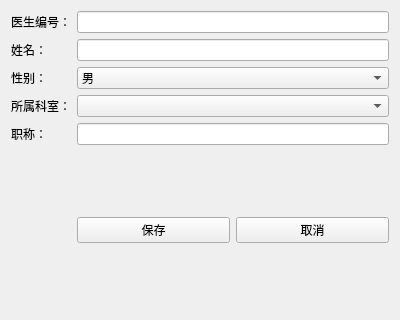
This is Lab4/doctoreditview.ui in WDK688/QtCourse as Qt 5 draws it before an edit. The edited form follows.
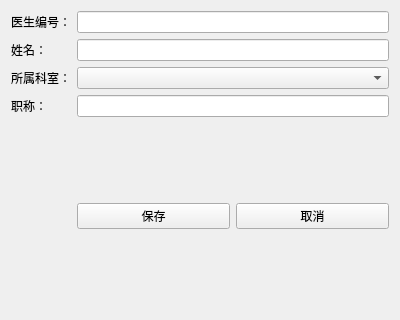
This is the edited form. Icons and pictures are not drawn.

The edit to the form file:
```diff
--- a/Lab4/doctoreditview.ui
+++ b/Lab4/doctoreditview.ui
@@ -14,43 +14,16 @@
    <string>编辑医生信息</string>
   </property>
   <layout class="QGridLayout" name="gridLayout">
-   <item row="4" column="1">
-    <widget class="QLineEdit" name="dbEditTitle"/>
+   <item row="1" column="1">
+    <widget class="QLineEdit" name="dbEditName"/>
    </item>
-   <item row="5" column="0">
-    <spacer name="verticalSpacer">
-     <property name="orientation">
-      <enum>Qt::Orientation::Vertical</enum>
-     </property>
-     <property name="sizeHint" stdset="0">
-      <size>
-       <width>20</width>
-       <height>40</height>
-      </size>
-     </property>
-    </spacer>
-   </item>
-   <item row="4" column="0">
+   <item row="3" column="0">
     <widget class="QLabel" name="label_5">
      <property name="text">
       <string>职称：</string>
      </property>
     </widget>
    </item>
-   <item row="2" column="1">
-    <widget class="QComboBox" name="dbComboGender">
-     <item>
-      <property name="text">
-       <string>男</string>
-      </property>
-     </item>
-     <item>
-      <property name="text">
-       <string>女</string>
-      </property>
-     </item>
-    </widget>
-   </item>
    <item row="0" column="0">
     <widget class="QLabel" name="label">
      <property name="text">
@@ -58,13 +31,20 @@
      </property>
     </widget>
    </item>
-   <item row="0" column="1">
-    <widget class="QLineEdit" name="dbEditDoctorId"/>
+   <item row="2" column="1">
+    <widget class="QComboBox" name="dbComboDept"/>
    </item>
-   <item row="1" column="1">
-    <widget class="QLineEdit" name="dbEditName"/>
+   <item row="2" column="0">
+    <widget class="QLabel" name="label_4">
+     <property name="text">
+      <string>所属科室：</string>
+     </property>
+    </widget>
    </item>
-   <item row="5" column="1">
+   <item row="3" column="1">
+    <widget class="QLineEdit" name="dbEditTitle"/>
+   </item>
+   <item row="4" column="1">
     <layout class="QHBoxLayout" name="horizontalLayout">
      <item>
       <widget class="QPushButton" name="btSave">
@@ -90,13 +70,6 @@
      </item>
     </layout>
    </item>
-   <item row="3" column="0">
-    <widget class="QLabel" name="label_4">
-     <property name="text">
-      <string>所属科室：</string>
-     </property>
-    </widget>
-   </item>
    <item row="1" column="0">
     <widget class="QLabel" name="label_2">
      <property name="text">
@@ -104,15 +77,21 @@
      </property>
     </widget>
    </item>
-   <item row="2" column="0">
-    <widget class="QLabel" name="label_3">
-     <property name="text">
-      <string>性别：</string>
+   <item row="4" column="0">
+    <spacer name="verticalSpacer">
+     <property name="orientation">
+      <enum>Qt::Orientation::Vertical</enum>
      </property>
-    </widget>
+     <property name="sizeHint" stdset="0">
+      <size>
+       <width>20</width>
+       <height>40</height>
+      </size>
+     </property>
+    </spacer>
    </item>
-   <item row="3" column="1">
-    <widget class="QComboBox" name="dbComboDept"/>
+   <item row="0" column="1">
+    <widget class="QLineEdit" name="dbEditDoctorId"/>
    </item>
   </layout>
  </widget>
```
